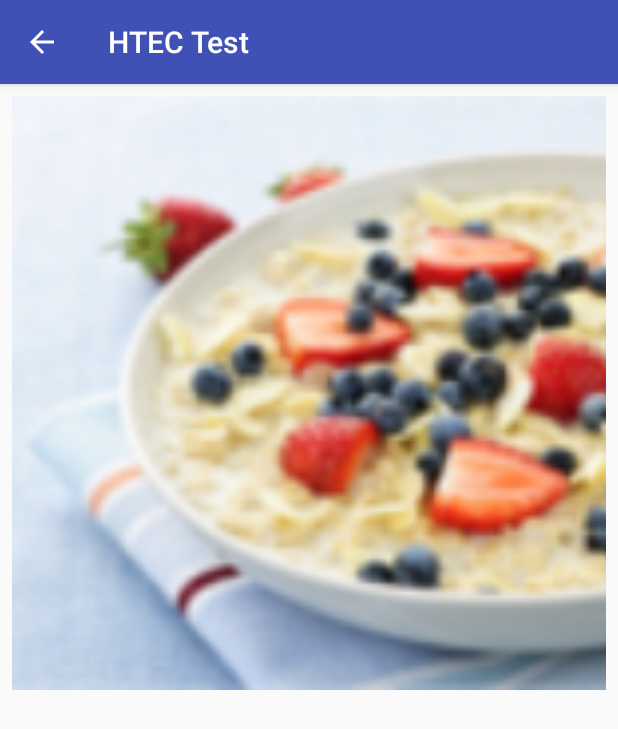
After one commit to TheDeeKay/Items, an Android app: the DetailActivity screen opened directly, with no data from a screen before it, on a phone screen of 412 x 824 dp. The commit adds this screen. Shown: the top 729 px of the screen. Run offline under Robolectric (Android 15) with nearby library versions, the phone set to English and light mode, and no system bars; our stand-ins replace ButterKnife; pictures from the network do not load; 1 statement that could not run was skipped.

Commit message:
Implement detail activity

```diff
--- /dev/null
+++ b/app/src/main/java/rs/htec/aleksa/htectest/ui/activity/DetailActivity.java
@@ -0,0 +1,62 @@
+package rs.htec.aleksa.htectest.ui.activity;
+
+import android.content.Intent;
+import android.os.Bundle;
+import android.support.v7.app.AppCompatActivity;
+import android.widget.ImageView;
+import android.widget.TextView;
+
+import com.bumptech.glide.Glide;
+import com.bumptech.glide.load.engine.DiskCacheStrategy;
+
+import butterknife.BindView;
+import butterknife.ButterKnife;
+import rs.htec.aleksa.htectest.R;
+import rs.htec.aleksa.htectest.constant.Constants;
+
+/**
+ * Created by aleksa on 8/14/16.
+ *
+ * An activity that displays a single ListItem
+ */
+
+public class DetailActivity extends AppCompatActivity {
+
+    @BindView(R.id.detail_image)
+    ImageView mImage;
+
+    @BindView(R.id.detail_title)
+    TextView mTitle;
+
+    @BindView(R.id.detail_description)
+    TextView mDescription;
+
+    @Override
+    protected void onCreate(Bundle savedInstanceState) {
+        super.onCreate(savedInstanceState);
+        setContentView(R.layout.activity_detail);
+        ButterKnife.bind(this);
+
+        // Display the back button on the action bar
+        getSupportActionBar().setDisplayHomeAsUpEnabled(true);
+
+        // Setup the UI
+        initializeUi();
+    }
+
+    /**
+     * Initializes the UI using data passed with the intent
+     */
+    private void initializeUi(){
+        Intent intent = getIntent();
+
+        // Instantiate the views
+        mTitle.setText(intent.getStringExtra(Constants.ITEM_TITLE_KEY));
+        mDescription.setText(intent.getStringExtra(Constants.ITEM_DESCRIPTION_KEY));
+        Glide.with(this)
+                .load(intent.getStringExtra(Constants.ITEM_IMAGE_URL_KEY))
+                .centerCrop()
+                .diskCacheStrategy(DiskCacheStrategy.RESULT)
+                .into(mImage);
+    }
+}
--- /dev/null
+++ b/app/src/main/res/layout/activity_detail.xml
@@ -0,0 +1,27 @@
+<?xml version="1.0" encoding="utf-8"?>
+<LinearLayout xmlns:android="http://schemas.android.com/apk/res/android"
+    xmlns:tools="http://schemas.android.com/tools"
+    android:orientation="vertical"
+    android:layout_width="match_parent"
+    android:layout_height="match_parent">
+
+    <rs.htec.aleksa.htectest.ui.widget.SquareImageView
+        android:id="@+id/detail_image"
+        android:layout_width="match_parent"
+        android:layout_height="wrap_content"
+        android:layout_margin="@dimen/main_item_image_margin"
+        android:scaleType="centerCrop"
+        android:adjustViewBounds="true"
+        tools:ignore="contentDescription"
+        android:src="@drawable/placeholder"/>
+
+    <TextView
+        android:id="@+id/detail_title"
+        style="@style/TitleTextView"
+        android:text="Item title"/>
+
+    <TextView
+        android:id="@+id/detail_description"
+        style="@style/DescriptionTextView" />
+
+</LinearLayout>
--- a/app/src/main/res/layout/activity_main.xml
+++ b/app/src/main/res/layout/activity_main.xml
@@ -11,8 +11,6 @@
         android:id="@+id/main_list_view"
         android:layout_width="wrap_content"
         android:layout_height="wrap_content"
-        android:layout_alignParentTop="true"
-        android:layout_alignParentStart="true"
         android:divider="@null"
         android:paddingBottom="@dimen/list_vertical_margin"/>
 
```
Also changed, not shown: app/src/main/AndroidManifest.xml (+7 -1 lines), app/src/main/java/rs/htec/aleksa/htectest/constant/Constants.java (added, +14 -0 lines), app/src/main/java/rs/htec/aleksa/htectest/ui/activity/MainActivity.java (+20 -6 lines).
